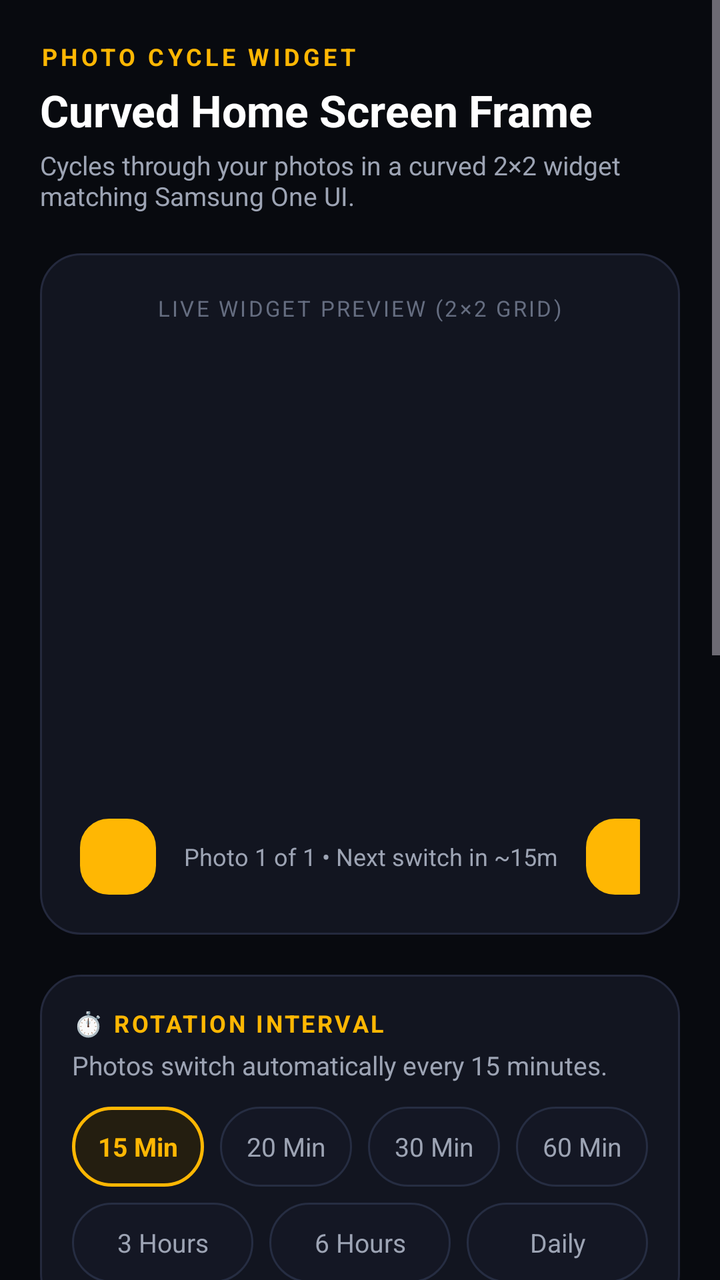
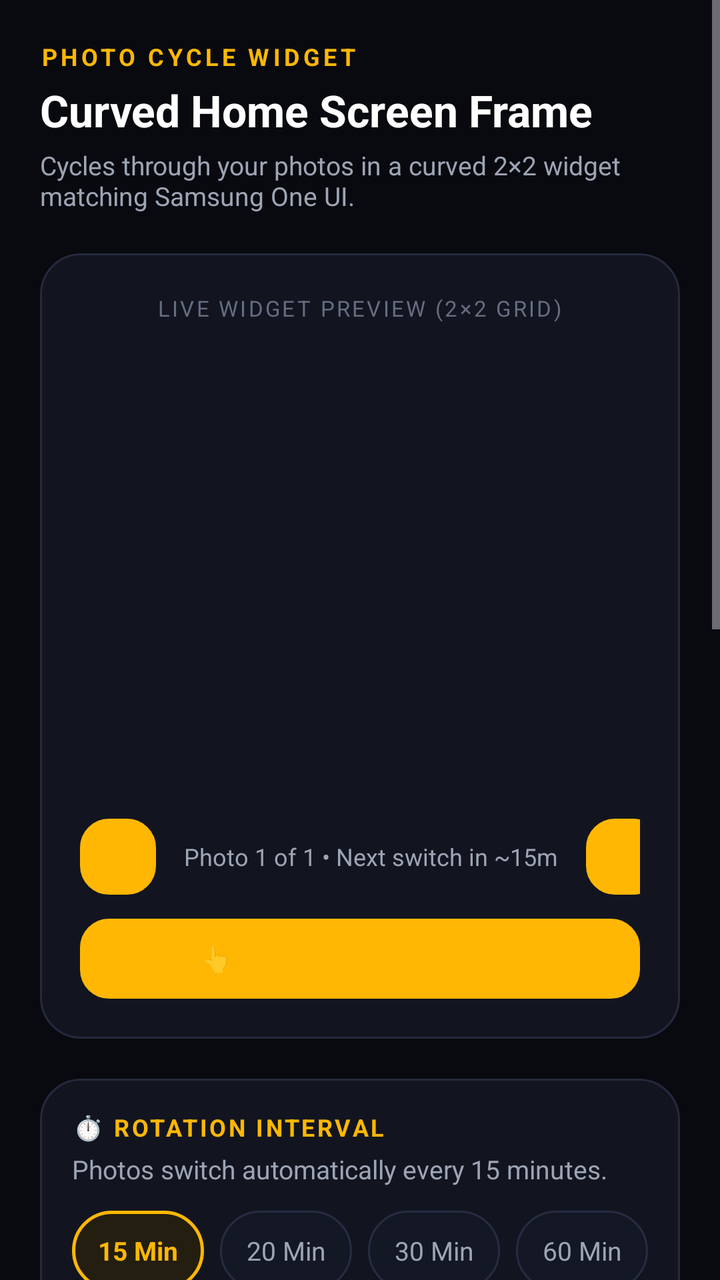

An Android layout rendered at two revisions. The XML below is the earlier revision; the diff shows what the commit changed to produce the second picture.
<!-- AndroidManifest.xml: application theme Theme.PhotoWidget -->
<!-- res/layout/activity_main.xml -->
<?xml version="1.0" encoding="utf-8"?>
<ScrollView xmlns:android="http://schemas.android.com/apk/res/android"
    android:layout_width="match_parent"
    android:layout_height="match_parent"
    android:background="@color/bg_dark"
    android:fillViewport="true">

    <LinearLayout
        android:layout_width="match_parent"
        android:layout_height="wrap_content"
        android:orientation="vertical"
        android:padding="20dp">

        
        <TextView
            android:layout_width="wrap_content"
            android:layout_height="wrap_content"
            android:text="PHOTO CYCLE WIDGET"
            android:textColor="@color/accent_amber"
            android:textSize="12sp"
            android:textStyle="bold"
            android:letterSpacing="0.15" />

        <TextView
            android:layout_width="wrap_content"
            android:layout_height="wrap_content"
            android:layout_marginTop="4dp"
            android:text="Curved Home Screen Frame"
            android:textColor="@color/text_primary"
            android:textSize="22sp"
            android:textStyle="bold" />

        <TextView
            android:layout_width="wrap_content"
            android:layout_height="wrap_content"
            android:layout_marginTop="4dp"
            android:text="Cycles through your photos in a curved 2×2 widget matching Samsung One UI."
            android:textColor="@color/text_secondary"
            android:textSize="13sp" />

        
        <LinearLayout
            android:layout_width="match_parent"
            android:layout_height="wrap_content"
            android:layout_marginTop="20dp"
            android:background="@drawable/card_bg"
            android:gravity="center"
            android:orientation="vertical"
            android:padding="20dp">

            <TextView
                android:layout_width="wrap_content"
                android:layout_height="wrap_content"
                android:text="LIVE WIDGET PREVIEW (2×2 GRID)"
                android:textColor="@color/text_muted"
                android:textSize="11sp"
                android:letterSpacing="0.1" />

            <FrameLayout
                android:layout_width="220dp"
                android:layout_height="220dp"
                android:layout_marginTop="14dp">

                <ImageView
                    android:id="@+id/iv_preview"
                    android:layout_width="match_parent"
                    android:layout_height="match_parent"
                    android:adjustViewBounds="true"
                    android:scaleType="fitCenter"
                    android:contentDescription="Widget Preview" />
            </FrameLayout>

            
            <LinearLayout
                android:layout_width="wrap_content"
                android:layout_height="wrap_content"
                android:layout_marginTop="14dp"
                android:gravity="center_vertical"
                android:orientation="horizontal">

                <Button
                    android:id="@+id/btn_prev_preview"
                    android:layout_width="38dp"
                    android:layout_height="38dp"
                    android:background="@drawable/btn_secondary"
                    android:text="‹"
                    android:textColor="@color/text_primary"
                    android:textSize="18sp" />

                <TextView
                    android:id="@+id/tv_preview_status"
                    android:layout_width="wrap_content"
                    android:layout_height="wrap_content"
                    android:layout_marginStart="14dp"
                    android:layout_marginEnd="14dp"
                    android:text="Photo 1 of 1 • Next switch in ~15m"
                    android:textColor="@color/text_secondary"
                    android:textSize="12sp" />

                <Button
                    android:id="@+id/btn_next_preview"
                    android:layout_width="38dp"
                    android:layout_height="38dp"
                    android:background="@drawable/btn_secondary"
                    android:text="›"
                    android:textColor="@color/text_primary"
                    android:textSize="18sp" />
            </LinearLayout>

        </LinearLayout>

        
        <LinearLayout
            android:layout_width="match_parent"
            android:layout_height="wrap_content"
            android:layout_marginTop="20dp"
            android:background="@drawable/card_bg"
            android:orientation="vertical"
            android:padding="16dp">

            <TextView
                android:layout_width="wrap_content"
                android:layout_height="wrap_content"
                android:text="⏱️ ROTATION INTERVAL"
                android:textColor="@color/accent_amber"
                android:textSize="12sp"
                android:textStyle="bold"
                android:letterSpacing="0.1" />

            <TextView
                android:id="@+id/tv_interval_description"
                android:layout_width="wrap_content"
                android:layout_height="wrap_content"
                android:layout_marginTop="4dp"
                android:text="Photos switch automatically every 15 minutes."
                android:textColor="@color/text_secondary"
                android:textSize="13sp" />

            
            <LinearLayout
                android:layout_width="match_parent"
                android:layout_height="wrap_content"
                android:layout_marginTop="12dp"
                android:orientation="horizontal">

                <TextView
                    android:id="@+id/chip_15m"
                    android:layout_width="0dp"
                    android:layout_height="40dp"
                    android:layout_weight="1"
                    android:background="@drawable/pill_interval_active_bg"
                    android:gravity="center"
                    android:text="15 Min"
                    android:textColor="@color/accent_amber"
                    android:textSize="13sp"
                    android:textStyle="bold" />

                <TextView
                    android:id="@+id/chip_20m"
                    android:layout_width="0dp"
                    android:layout_height="40dp"
                    android:layout_marginStart="8dp"
                    android:layout_weight="1"
                    android:background="@drawable/pill_interval_bg"
                    android:gravity="center"
                    android:text="20 Min"
                    android:textColor="@color/text_secondary"
                    android:textSize="13sp" />

                <TextView
                    android:id="@+id/chip_30m"
                    android:layout_width="0dp"
                    android:layout_height="40dp"
                    android:layout_marginStart="8dp"
                    android:layout_weight="1"
                    android:background="@drawable/pill_interval_bg"
                    android:gravity="center"
                    android:text="30 Min"
                    android:textColor="@color/text_secondary"
                    android:textSize="13sp" />

                <TextView
                    android:id="@+id/chip_60m"
                    android:layout_width="0dp"
                    android:layout_height="40dp"
                    android:layout_marginStart="8dp"
                    android:layout_weight="1"
                    android:background="@drawable/pill_interval_bg"
                    android:gravity="center"
                    android:text="60 Min"
                    android:textColor="@color/text_secondary"
                    android:textSize="13sp" />
            </LinearLayout>

            
            <LinearLayout
                android:layout_width="match_parent"
                android:layout_height="wrap_content"
                android:layout_marginTop="8dp"
                android:orientation="horizontal">

                <TextView
                    android:id="@+id/chip_3h"
                    android:layout_width="0dp"
                    android:layout_height="40dp"
                    android:layout_weight="1"
                    android:background="@drawable/pill_interval_bg"
                    android:gravity="center"
                    android:text="3 Hours"
                    android:textColor="@color/text_secondary"
                    android:textSize="13sp" />

                <TextView
                    android:id="@+id/chip_6h"
                    android:layout_width="0dp"
                    android:layout_height="40dp"
                    android:layout_marginStart="8dp"
                    android:layout_weight="1"
                    android:background="@drawable/pill_interval_bg"
                    android:gravity="center"
                    android:text="6 Hours"
                    android:textColor="@color/text_secondary"
                    android:textSize="13sp" />

                <TextView
                    android:id="@+id/chip_24h"
                    android:layout_width="0dp"
                    android:layout_height="40dp"
                    android:layout_marginStart="8dp"
                    android:layout_weight="1"
                    android:background="@drawable/pill_interval_bg"
                    android:gravity="center"
                    android:text="Daily"
                    android:textColor="@color/text_secondary"
                    android:textSize="13sp" />
            </LinearLayout>

        </LinearLayout>

        
        <LinearLayout
            android:layout_width="match_parent"
            android:layout_height="wrap_content"
            android:layout_marginTop="16dp"
            android:background="@drawable/card_bg"
            android:orientation="vertical"
            android:padding="16dp">

            <TextView
                android:layout_width="wrap_content"
                android:layout_height="wrap_content"
                android:text="🎨 WIDGET SHAPE &amp; STYLE"
                android:textColor="@color/accent_amber"
                android:textSize="12sp"
                android:textStyle="bold"
                android:letterSpacing="0.1" />

            
            <LinearLayout
                android:layout_width="match_parent"
                android:layout_height="wrap_content"
                android:layout_marginTop="10dp"
                android:orientation="horizontal">

                <TextView
                    android:id="@+id/chip_shape_rounded"
                    android:layout_width="0dp"
                    android:layout_height="38dp"
                    android:layout_weight="1"
                    android:background="@drawable/pill_interval_active_bg"
                    android:gravity="center"
                    android:text="Curved Card"
                    android:textColor="@color/accent_amber"
                    android:textSize="12sp"
                    android:textStyle="bold" />

                <TextView
                    android:id="@+id/chip_shape_oval"
                    android:layout_width="0dp"
                    android:layout_height="38dp"
                    android:layout_marginStart="8dp"
                    android:layout_weight="1"
                    android:background="@drawable/pill_interval_bg"
                    android:gravity="center"
                    android:text="Oval"
                    android:textColor="@color/text_secondary"
                    android:textSize="12sp" />

                <TextView
                    android:id="@+id/chip_shape_circle"
                    android:layout_width="0dp"
                    android:layout_height="38dp"
                    android:layout_marginStart="8dp"
                    android:layout_weight="1"
                    android:background="@drawable/pill_interval_bg"
                    android:gravity="center"
                    android:text="Circle"
                    android:textColor="@color/text_secondary"
                    android:textSize="12sp" />
            </LinearLayout>

            
            <LinearLayout
                android:layout_width="match_parent"
                android:layout_height="wrap_content"
                android:layout_marginTop="8dp"
                android:orientation="horizontal">

                <TextView
                    android:id="@+id/chip_border_gold_glow"
                    android:layout_width="0dp"
                    android:layout_height="38dp"
                    android:layout_weight="1"
                    android:background="@drawable/pill_interval_active_bg"
                    android:gravity="center"
                    android:text="✨ Golden Glow"
                    android:textColor="@color/accent_amber"
                    android:textSize="12sp"
                    android:textStyle="bold" />

                <TextView
                    android:id="@+id/chip_border_gold"
                    android:layout_width="0dp"
                    android:layout_height="38dp"
                    android:layout_marginStart="8dp"
                    android:layout_weight="1"
                    android:background="@drawable/pill_interval_bg"
                    android:gravity="center"
                    android:text="Solid Gold"
                    android:textColor="@color/text_secondary"
                    android:textSize="12sp" />
            </LinearLayout>

            <LinearLayout
                android:layout_width="match_parent"
                android:layout_height="wrap_content"
                android:layout_marginTop="8dp"
                android:orientation="horizontal">

                <TextView
                    android:id="@+id/chip_border_dark"
                    android:layout_width="0dp"
                    android:layout_height="38dp"
                    android:layout_weight="1"
                    android:background="@drawable/pill_interval_bg"
                    android:gravity="center"
                    android:text="Dark Obsidian Rim"
                    android:textColor="@color/text_secondary"
                    android:textSize="12sp" />

                <TextView
                    android:id="@+id/chip_border_none"
                    android:layout_width="0dp"
                    android:layout_height="38dp"
                    android:layout_marginStart="8dp"
                    android:layout_weight="1"
                    android:background="@drawable/pill_interval_bg"
                    android:gravity="center"
                    android:text="Borderless"
                    android:textColor="@color/text_secondary"
                    android:textSize="12sp" />
            </LinearLayout>

        </LinearLayout>

        
        <LinearLayout
            android:layout_width="match_parent"
            android:layout_height="wrap_content"
            android:layout_marginTop="16dp"
            android:background="@drawable/card_bg"
            android:orientation="vertical"
            android:padding="16dp">

            <LinearLayout
                android:layout_width="match_parent"
                android:layout_height="wrap_content"
                android:gravity="center_vertical"
                android:orientation="horizontal">

                <LinearLayout
                    android:layout_width="0dp"
                    android:layout_height="wrap_content"
                    android:layout_weight="1"
                    android:orientation="vertical">

                    <TextView
                        android:id="@+id/tv_vault_header"
                        android:layout_width="wrap_content"
                        android:layout_height="wrap_content"
                        android:text="🖼️ PHOTOS VAULT"
                        android:textColor="@color/accent_amber"
                        android:textSize="12sp"
                        android:textStyle="bold"
                        android:letterSpacing="0.1" />

                    <TextView
                        android:id="@+id/tv_vault_count"
                        android:layout_width="wrap_content"
                        android:layout_height="wrap_content"
                        android:text="0 photos saved"
                        android:textColor="@color/text_secondary"
                        android:textSize="12sp" />
                </LinearLayout>

                <Button
                    android:id="@+id/btn_pick_photos"
                    android:layout_width="wrap_content"
                    android:layout_height="40dp"
                    android:background="@drawable/btn_primary"
                    android:drawableStart="@drawable/ic_add_photo"
                    android:drawablePadding="6dp"
                    android:paddingStart="14dp"
                    android:paddingEnd="14dp"
                    android:text="Add Photos"
                    android:textAllCaps="false"
                    android:textColor="@color/black"
                    android:textSize="13sp"
                    android:textStyle="bold" />
            </LinearLayout>

            <TextView
                android:id="@+id/tv_empty_vault"
                android:layout_width="match_parent"
                android:layout_height="wrap_content"
                android:layout_marginTop="20dp"
                android:layout_marginBottom="10dp"
                android:gravity="center"
                android:text="No photos added yet.\nTap 'Add Photos' to pick multiple pictures from your gallery!"
                android:textColor="@color/text_muted"
                android:textSize="13sp" />

            
            <HorizontalScrollView
                android:id="@+id/scroll_photos"
                android:layout_width="match_parent"
                android:layout_height="wrap_content"
                android:layout_marginTop="14dp"
                android:visibility="gone">

                <LinearLayout
                    android:id="@+id/container_photos"
                    android:layout_width="wrap_content"
                    android:layout_height="wrap_content"
                    android:orientation="horizontal" />
            </HorizontalScrollView>

        </LinearLayout>

        
        <Button
            android:id="@+id/btn_add_to_home"
            android:layout_width="match_parent"
            android:layout_height="52dp"
            android:layout_marginTop="24dp"
            android:background="@drawable/btn_primary"
            android:text="⚡ Add Widget to Home Screen"
            android:textAllCaps="false"
            android:textColor="@color/black"
            android:textSize="15sp"
            android:textStyle="bold" />

        <Button
            android:id="@+id/btn_cycle_now"
            android:layout_width="match_parent"
            android:layout_height="48dp"
            android:layout_marginTop="10dp"
            android:background="@drawable/btn_secondary"
            android:text="🔄 Cycle to Next Photo Now"
            android:textAllCaps="false"
            android:textColor="@color/text_primary"
            android:textSize="14sp" />

        <TextView
            android:layout_width="match_parent"
            android:layout_height="wrap_content"
            android:layout_marginTop="14dp"
            android:layout_marginBottom="24dp"
            android:gravity="center"
            android:text="Tip: You can also tap the widget on your home screen to switch photos immediately!"
            android:textColor="@color/text_muted"
            android:textSize="12sp" />

    </LinearLayout>
</ScrollView>
<!-- resources referenced by this layout -->
<resources>
  <color name="accent_amber">#FFB703</color>
  <color name="bg_dark">#080A0F</color>
  <color name="black">#FF000000</color>
  <color name="text_muted">#656D80</color>
  <color name="text_primary">#FFFFFF</color>
  <color name="text_secondary">#9DA4B4</color>
  <!-- drawable btn_primary (drawable) -->
  <?xml version="1.0" encoding="utf-8"?>
  <ripple xmlns:android="http://schemas.android.com/apk/res/android"
      android:color="#4DFFFFFF">
      <item>
          <shape android:shape="rectangle">
              <corners android:radius="14dp" />
              <gradient
                  android:angle="0"
                  android:startColor="#FFB703"
                  android:endColor="#F5A623" />
          </shape>
      </item>
  </ripple>
  <!-- drawable btn_secondary (drawable) -->
  <?xml version="1.0" encoding="utf-8"?>
  <ripple xmlns:android="http://schemas.android.com/apk/res/android"
      android:color="#22FFFFFF">
      <item>
          <shape android:shape="rectangle">
              <corners android:radius="14dp" />
              <solid android:color="#181B28" />
              <stroke
                  android:width="1dp"
                  android:color="#2E354B" />
          </shape>
      </item>
  </ripple>
  <!-- drawable card_bg (drawable) -->
  <?xml version="1.0" encoding="utf-8"?>
  <shape xmlns:android="http://schemas.android.com/apk/res/android"
      android:shape="rectangle">
      <corners android:radius="20dp" />
      <solid android:color="@color/card_dark" />
      <stroke
          android:width="1dp"
          android:color="@color/card_stroke" />
  </shape>
  <!-- drawable ic_add_photo (drawable) -->
  <vector xmlns:android="http://schemas.android.com/apk/res/android"
      android:width="24dp"
      android:height="24dp"
      android:viewportWidth="24"
      android:viewportHeight="24">
    <path
        android:fillColor="#000000"
        android:pathData="M19,13h-6v6h-2v-6H5v-2h6V5h2v6h6v2z"/>
  </vector>
  <!-- drawable pill_interval_active_bg (drawable) -->
  <?xml version="1.0" encoding="utf-8"?>
  <shape xmlns:android="http://schemas.android.com/apk/res/android"
      android:shape="rectangle">
      <corners android:radius="24dp" />
      <solid android:color="#241E10" />
      <stroke
          android:width="1.5dp"
          android:color="#FFB703" />
  </shape>
  <!-- drawable pill_interval_bg (drawable) -->
  <?xml version="1.0" encoding="utf-8"?>
  <shape xmlns:android="http://schemas.android.com/apk/res/android"
      android:shape="rectangle">
      <corners android:radius="24dp" />
      <solid android:color="#141724" />
      <stroke
          android:width="1dp"
          android:color="#262D42" />
  </shape>
  <style name="Theme.PhotoWidget" parent="Theme.Material3.Dark.NoActionBar">
          <item name="android:statusBarColor">#080A0F</item>
          <item name="android:navigationBarColor">#080A0F</item>
          <item name="android:windowBackground">@color/bg_dark</item>
          <item name="colorPrimary">@color/accent_amber</item>
      </style>
  <color name="card_dark">#121520</color>
  <color name="card_stroke">#24293D</color>
</resources>

<!-- the commit's change to res/layout/activity_main.xml (unified diff, before → after) -->
@@ -106,6 +106,18 @@
                     android:textColor="@color/text_primary"
                     android:textSize="18sp" />
             </LinearLayout>
+
+            <Button
+                android:id="@+id/btn_preview_slide_photo"
+                android:layout_width="match_parent"
+                android:layout_height="40dp"
+                android:layout_marginTop="12dp"
+                android:background="@drawable/btn_secondary"
+                android:text="👆 Slide &amp; Explore Full Photo"
+                android:textAllCaps="false"
+                android:textColor="@color/accent_amber"
+                android:textSize="12sp"
+                android:textStyle="bold" />
 
         </LinearLayout>
 
